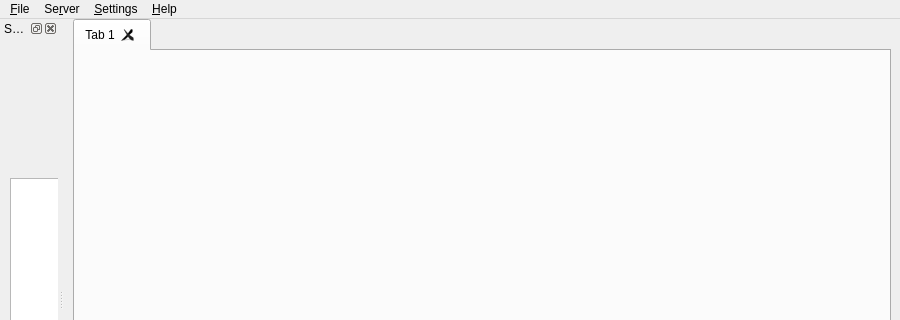
Qt form sqlantaresia/SQLAntaresiaWindow.ui (mtorromeo/sqlantaresia) before a commit; both pictures show x 0 to 900 and y 0 to 320 of the 900 by 600 pixel window.
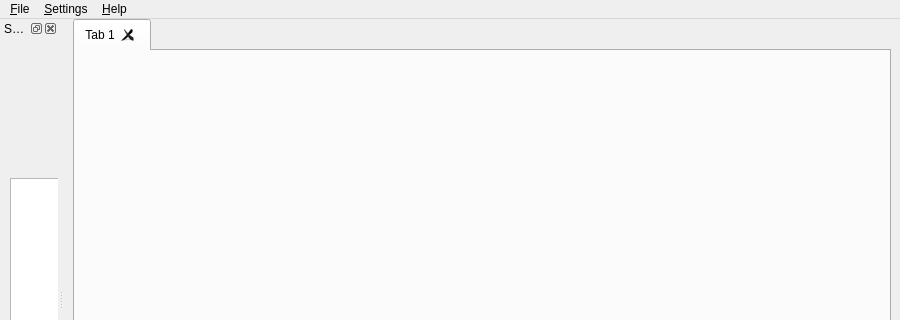
The same form after that commit. Icons and pictures are not drawn.

Commit message: Remove menu Server

The edit to the form file:
```diff
--- a/sqlantaresia/SQLAntaresiaWindow.ui
+++ b/sqlantaresia/SQLAntaresiaWindow.ui
@@ -61,14 +61,6 @@
     </property>
     <addaction name="actionQuit"/>
    </widget>
-   <widget class="QMenu" name="menu_Server">
-    <property name="title">
-     <string>Se&amp;rver</string>
-    </property>
-    <addaction name="actionReconnect"/>
-    <addaction name="actionDisconnect"/>
-    <addaction name="actionRefresh"/>
-   </widget>
    <widget class="QMenu" name="menu_Help">
     <property name="title">
      <string>&amp;Help</string>
@@ -86,7 +78,6 @@
     <addaction name="actionConfigureSQLAntaresia"/>
    </widget>
    <addaction name="menu_File"/>
-   <addaction name="menu_Server"/>
    <addaction name="menu_Settings"/>
    <addaction name="menu_Help"/>
   </widget>
```
